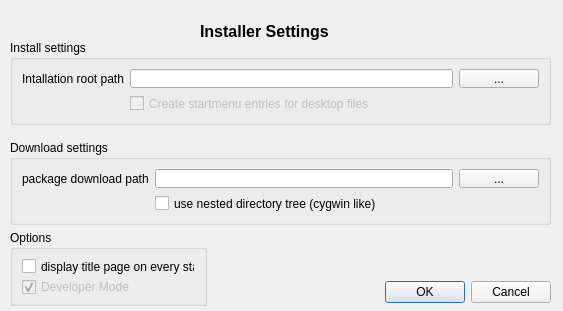
This is gui/settingspage.ui in KDE/kdewin-installer as Qt 5 draws it before an edit. The edited form follows.
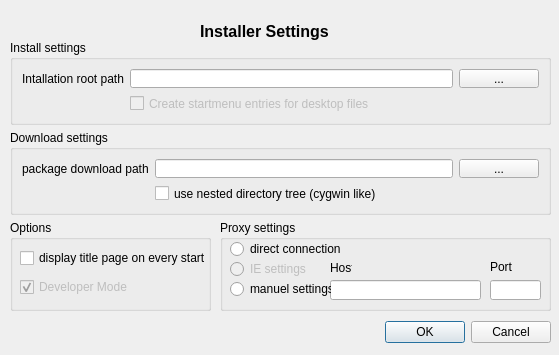
This is the edited form.

Commit message: - added proxy support

The edit to the form file:
```diff
--- a/gui/settingspage.ui
+++ b/gui/settingspage.ui
@@ -5,8 +5,8 @@
    <rect>
     <x>0</x>
     <y>0</y>
-    <width>563</width>
-    <height>311</height>
+    <width>559</width>
+    <height>355</height>
    </rect>
   </property>
   <property name="windowTitle" >
@@ -36,33 +36,17 @@
 &lt;p style=" margin-top:0px; margin-bottom:0px; margin-left:0px; margin-right:0px; -qt-block-indent:0; text-indent:0px;">&lt;span style=" font-size:12pt; font-weight:600;">Installer &lt;/span>&lt;span style=" font-size:12pt; font-weight:600;">Settings&lt;/span>&lt;/p>&lt;/body>&lt;/html></string>
    </property>
   </widget>
-  <widget class="QDialogButtonBox" name="buttonBox" >
-   <property name="geometry" >
-    <rect>
-     <x>360</x>
-     <y>280</y>
-     <width>191</width>
-     <height>25</height>
-    </rect>
-   </property>
-   <property name="orientation" >
-    <enum>Qt::Horizontal</enum>
-   </property>
-   <property name="standardButtons" >
-    <set>QDialogButtonBox::Cancel|QDialogButtonBox::NoButton|QDialogButtonBox::Ok</set>
-   </property>
-  </widget>
-  <widget class="QGroupBox" name="groupBox_2" >
+  <widget class="QGroupBox" name="groupBox" >
    <property name="geometry" >
     <rect>
      <x>10</x>
-     <y>230</y>
-     <width>197</width>
-     <height>76</height>
+     <y>40</y>
+     <width>541</width>
+     <height>85</height>
     </rect>
    </property>
    <property name="title" >
-    <string>Options</string>
+    <string>Install settings</string>
    </property>
    <layout class="QGridLayout" >
     <property name="margin" >
@@ -71,26 +55,30 @@
     <property name="spacing" >
      <number>6</number>
     </property>
-    <item row="1" column="0" >
-     <widget class="QCheckBox" name="checkBox" >
+    <item row="1" column="1" >
+     <widget class="QCheckBox" name="createStartMenuEntries" >
       <property name="enabled" >
        <bool>false</bool>
       </property>
-      <property name="toolTip" >
-       <string comment="Uncheck to disable developer related package display" />
-      </property>
       <property name="text" >
-       <string>Developer Mode</string>
-      </property>
-      <property name="checked" >
-       <bool>true</bool>
+       <string>Create startmenu entries for desktop files</string>
       </property>
      </widget>
     </item>
+    <item row="0" column="1" >
+     <widget class="QLineEdit" name="rootPathEdit" />
+    </item>
     <item row="0" column="0" >
-     <widget class="QCheckBox" name="displayTitlePage" >
+     <widget class="QLabel" name="label" >
       <property name="text" >
-       <string>display title page on every start</string>
+       <string>Intallation root path</string>
+      </property>
+     </widget>
+    </item>
+    <item row="0" column="2" >
+     <widget class="QPushButton" name="rootPathSelect" >
+      <property name="text" >
+       <string>...</string>
       </property>
      </widget>
     </item>
@@ -100,7 +88,7 @@
    <property name="geometry" >
     <rect>
      <x>10</x>
-     <y>140</y>
+     <y>130</y>
      <width>541</width>
      <height>85</height>
     </rect>
@@ -157,53 +145,170 @@
     </item>
    </layout>
   </widget>
-  <widget class="QGroupBox" name="groupBox" >
+  <widget class="QGroupBox" name="groupBox_2" >
    <property name="geometry" >
     <rect>
      <x>10</x>
-     <y>40</y>
-     <width>541</width>
-     <height>85</height>
+     <y>220</y>
+     <width>201</width>
+     <height>91</height>
     </rect>
    </property>
    <property name="title" >
-    <string>Install settings</string>
+    <string>Options</string>
    </property>
-   <layout class="QGridLayout" >
-    <property name="margin" >
-     <number>9</number>
+   <widget class="QCheckBox" name="displayTitlePage" >
+    <property name="geometry" >
+     <rect>
+      <x>10</x>
+      <y>29</y>
+      <width>193</width>
+      <height>18</height>
+     </rect>
     </property>
-    <property name="spacing" >
-     <number>6</number>
+    <property name="text" >
+     <string>display title page on every start</string>
     </property>
-    <item row="1" column="1" >
-     <widget class="QCheckBox" name="createStartMenuEntries" >
-      <property name="enabled" >
-       <bool>false</bool>
-      </property>
-      <property name="text" >
-       <string>Create startmenu entries for desktop files</string>
-      </property>
-     </widget>
-    </item>
-    <item row="0" column="1" >
-     <widget class="QLineEdit" name="rootPathEdit" />
-    </item>
-    <item row="0" column="0" >
-     <widget class="QLabel" name="label" >
-      <property name="text" >
-       <string>Intallation root path</string>
-      </property>
-     </widget>
-    </item>
-    <item row="0" column="2" >
-     <widget class="QPushButton" name="rootPathSelect" >
-      <property name="text" >
-       <string>...</string>
-      </property>
-     </widget>
-    </item>
-   </layout>
+   </widget>
+   <widget class="QCheckBox" name="checkBox" >
+    <property name="enabled" >
+     <bool>false</bool>
+    </property>
+    <property name="geometry" >
+     <rect>
+      <x>10</x>
+      <y>58</y>
+      <width>193</width>
+      <height>18</height>
+     </rect>
+    </property>
+    <property name="toolTip" >
+     <string comment="Uncheck to disable developer related package display" />
+    </property>
+    <property name="text" >
+     <string>Developer Mode</string>
+    </property>
+    <property name="checked" >
+     <bool>true</bool>
+    </property>
+   </widget>
+  </widget>
+  <widget class="QGroupBox" name="groupBox_4" >
+   <property name="geometry" >
+    <rect>
+     <x>220</x>
+     <y>220</y>
+     <width>331</width>
+     <height>91</height>
+    </rect>
+   </property>
+   <property name="title" >
+    <string>Proxy settings</string>
+   </property>
+   <widget class="QLabel" name="label_4" >
+    <property name="geometry" >
+     <rect>
+      <x>110</x>
+      <y>40</y>
+      <width>22</width>
+      <height>16</height>
+     </rect>
+    </property>
+    <property name="text" >
+     <string>Host</string>
+    </property>
+   </widget>
+   <widget class="QLabel" name="label_5" >
+    <property name="geometry" >
+     <rect>
+      <x>270</x>
+      <y>40</y>
+      <width>46</width>
+      <height>14</height>
+     </rect>
+    </property>
+    <property name="text" >
+     <string>Port</string>
+    </property>
+   </widget>
+   <widget class="QLineEdit" name="proxyPort" >
+    <property name="geometry" >
+     <rect>
+      <x>270</x>
+      <y>60</y>
+      <width>51</width>
+      <height>20</height>
+     </rect>
+    </property>
+   </widget>
+   <widget class="QLineEdit" name="proxyHost" >
+    <property name="geometry" >
+     <rect>
+      <x>110</x>
+      <y>60</y>
+      <width>151</width>
+      <height>20</height>
+     </rect>
+    </property>
+   </widget>
+   <widget class="QRadioButton" name="proxyManual" >
+    <property name="geometry" >
+     <rect>
+      <x>10</x>
+      <y>60</y>
+      <width>101</width>
+      <height>18</height>
+     </rect>
+    </property>
+    <property name="text" >
+     <string>manuel settings</string>
+    </property>
+   </widget>
+   <widget class="QRadioButton" name="proxyIE" >
+    <property name="enabled" >
+     <bool>false</bool>
+    </property>
+    <property name="geometry" >
+     <rect>
+      <x>10</x>
+      <y>40</y>
+      <width>83</width>
+      <height>18</height>
+     </rect>
+    </property>
+    <property name="text" >
+     <string>IE settings</string>
+    </property>
+   </widget>
+   <widget class="QRadioButton" name="proxyOff" >
+    <property name="geometry" >
+     <rect>
+      <x>10</x>
+      <y>20</y>
+      <width>141</width>
+      <height>18</height>
+     </rect>
+    </property>
+    <property name="text" >
+     <string>direct connection</string>
+    </property>
+   </widget>
+  </widget>
+  <widget class="QDialogButtonBox" name="buttonBox" >
+   <property name="geometry" >
+    <rect>
+     <x>360</x>
+     <y>320</y>
+     <width>191</width>
+     <height>25</height>
+    </rect>
+   </property>
+   <property name="orientation" >
+    <enum>Qt::Horizontal</enum>
+   </property>
+   <property name="standardButtons" >
+    <set>QDialogButtonBox::Cancel|QDialogButtonBox::NoButton|QDialogButtonBox::Ok</set>
+   </property>
   </widget>
  </widget>
  <tabstops>
```
The commit also changes 10 other files.
